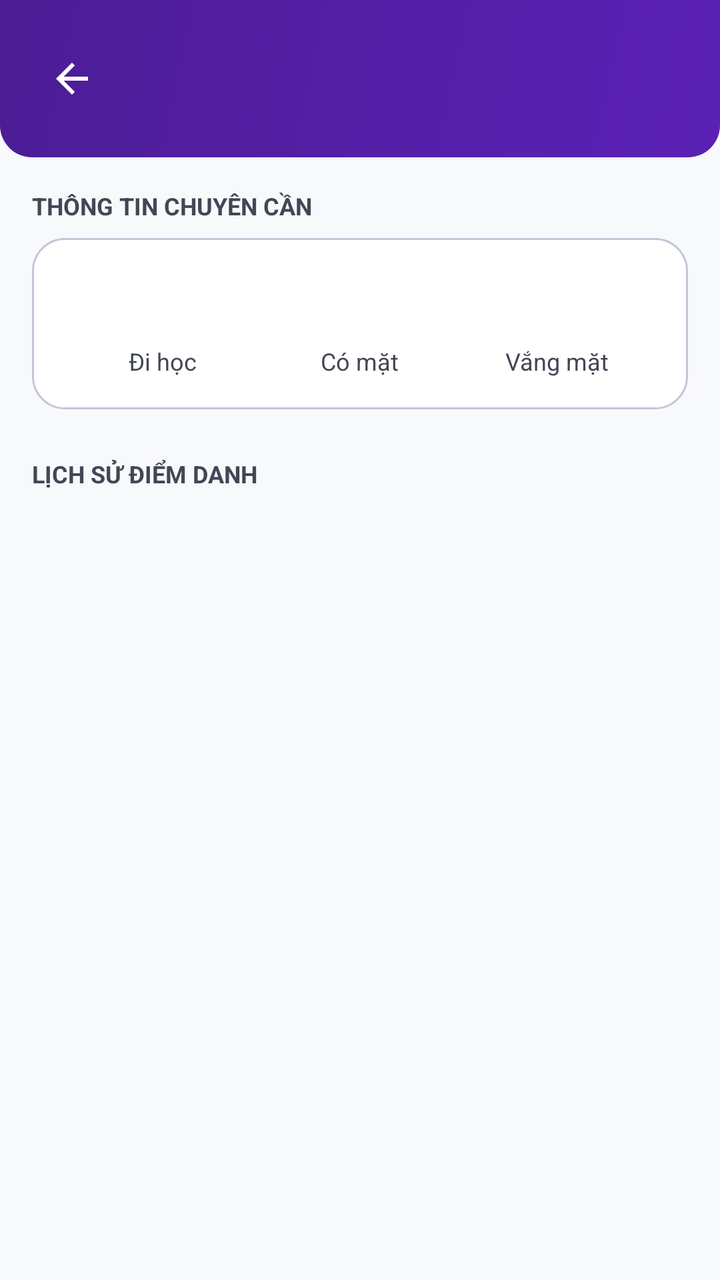
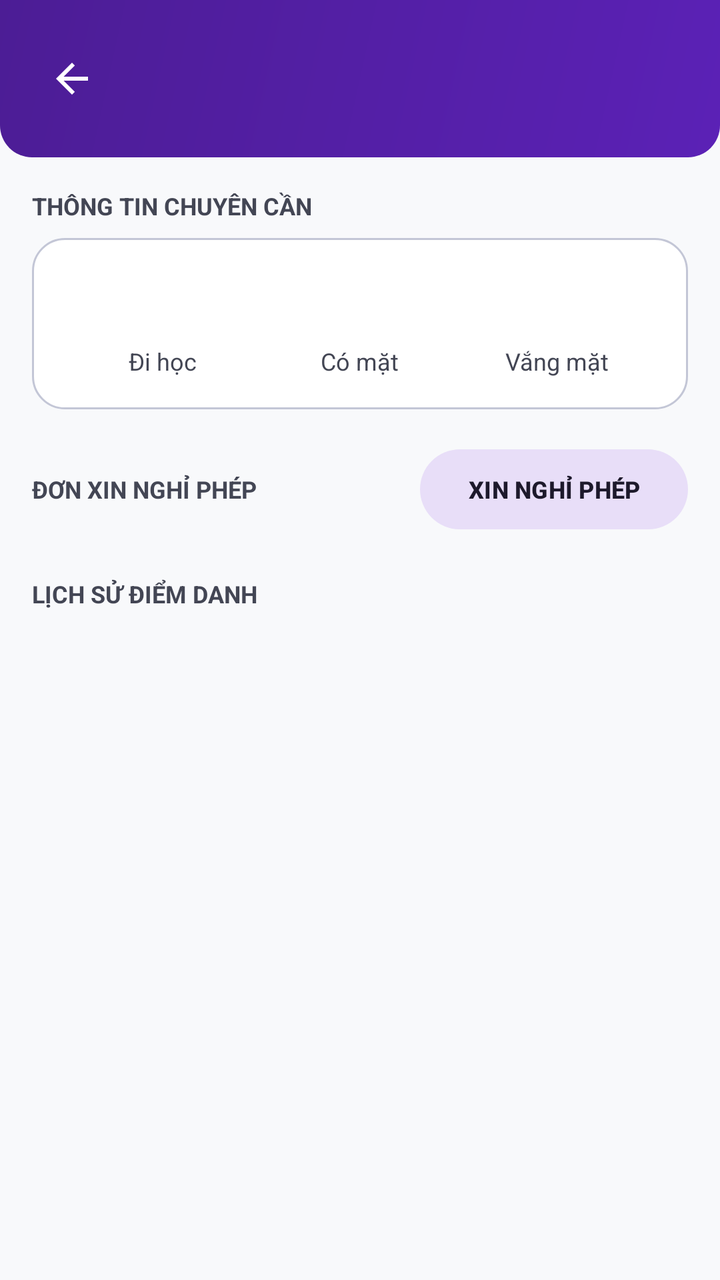

Compare the two renders of this Android layout. The source of the first and the diff that turns it into the second are given below.
<!-- AndroidManifest.xml: application theme Theme.Kstudy -->
<!-- res/layout/fragment_student_class_detail.xml -->
<?xml version="1.0" encoding="utf-8"?>
<LinearLayout xmlns:android="http://schemas.android.com/apk/res/android"
    android:layout_width="match_parent"
    android:layout_height="match_parent"
    android:background="@color/background"
    android:orientation="vertical">

    
    <LinearLayout
        android:layout_width="match_parent"
        android:layout_height="wrap_content"
        android:background="@drawable/bg_gradient_blue"
        android:orientation="horizontal"
        android:gravity="center_vertical"
        android:padding="16dp">

        <ImageView
            android:id="@+id/btnBackStudentDetail"
            android:layout_width="40dp"
            android:layout_height="40dp"
            android:padding="8dp"
            android:src="@drawable/ic_back"
            android:background="?android:attr/selectableItemBackgroundBorderless"
            android:contentDescription="Back" />

        <LinearLayout
            android:layout_width="0dp"
            android:layout_height="wrap_content"
            android:layout_weight="1"
            android:layout_marginStart="8dp"
            android:orientation="vertical">

            <TextView
                android:id="@+id/tvStudentDetailSubject"
                android:layout_width="wrap_content"
                android:layout_height="wrap_content"
                android:textColor="@color/white"
                android:textSize="20sp"
                android:textStyle="bold" />

            <TextView
                android:id="@+id/tvStudentDetailClassInfo"
                android:layout_width="wrap_content"
                android:layout_height="wrap_content"
                android:layout_marginTop="2dp"
                android:textColor="@color/primary_container"
                android:textSize="13sp" />
        </LinearLayout>
    </LinearLayout>

    <androidx.core.widget.NestedScrollView
        android:layout_width="match_parent"
        android:layout_height="match_parent"
        android:fillViewport="true">

        <LinearLayout
            android:layout_width="match_parent"
            android:layout_height="wrap_content"
            android:orientation="vertical"
            android:padding="16dp">

            
            <TextView
                android:layout_width="wrap_content"
                android:layout_height="wrap_content"
                android:text="THÔNG TIN CHUYÊN CẦN"
                android:textColor="@color/text_secondary"
                android:textSize="12sp"
                android:textStyle="bold" />

            <LinearLayout
                android:layout_width="match_parent"
                android:layout_height="wrap_content"
                android:layout_marginTop="8dp"
                android:background="@drawable/bg_card"
                android:orientation="horizontal"
                android:padding="16dp"
                android:weightSum="3">

                
                <LinearLayout
                    android:layout_width="0dp"
                    android:layout_height="wrap_content"
                    android:layout_weight="1"
                    android:gravity="center"
                    android:orientation="vertical">

                    <TextView
                        android:id="@+id/tvStudentDetailRate"
                        android:layout_width="wrap_content"
                        android:layout_height="wrap_content"
                        android:textColor="@color/primary"
                        android:textSize="28sp"
                        android:textStyle="bold" />

                    <TextView
                        android:layout_width="wrap_content"
                        android:layout_height="wrap_content"
                        android:text="Đi học"
                        android:textColor="@color/text_secondary"
                        android:textSize="12sp" />
                </LinearLayout>

                
                <LinearLayout
                    android:layout_width="0dp"
                    android:layout_height="wrap_content"
                    android:layout_weight="1"
                    android:gravity="center"
                    android:orientation="vertical">

                    <TextView
                        android:id="@+id/tvStudentDetailPresentCount"
                        android:layout_width="wrap_content"
                        android:layout_height="wrap_content"
                        android:textColor="@color/present"
                        android:textSize="28sp"
                        android:textStyle="bold" />

                    <TextView
                        android:layout_width="wrap_content"
                        android:layout_height="wrap_content"
                        android:text="Có mặt"
                        android:textColor="@color/text_secondary"
                        android:textSize="12sp" />
                </LinearLayout>

                
                <LinearLayout
                    android:layout_width="0dp"
                    android:layout_height="wrap_content"
                    android:layout_weight="1"
                    android:gravity="center"
                    android:orientation="vertical">

                    <TextView
                        android:id="@+id/tvStudentDetailAbsentCount"
                        android:layout_width="wrap_content"
                        android:layout_height="wrap_content"
                        android:textColor="@color/absent"
                        android:textSize="28sp"
                        android:textStyle="bold" />

                    <TextView
                        android:layout_width="wrap_content"
                        android:layout_height="wrap_content"
                        android:text="Vắng mặt"
                        android:textColor="@color/text_secondary"
                        android:textSize="12sp" />
                </LinearLayout>
            </LinearLayout>

            
            <TextView
                android:layout_width="wrap_content"
                android:layout_height="wrap_content"
                android:layout_marginTop="24dp"
                android:text="LỊCH SỬ ĐIỂM DANH"
                android:textColor="@color/text_secondary"
                android:textSize="12sp"
                android:textStyle="bold" />

            <androidx.recyclerview.widget.RecyclerView
                android:id="@+id/rvStudentClassHistory"
                android:layout_width="match_parent"
                android:layout_height="wrap_content"
                android:layout_marginTop="8dp"
                android:nestedScrollingEnabled="false" />
        </LinearLayout>
    </androidx.core.widget.NestedScrollView>
</LinearLayout>
<!-- resources referenced by this layout -->
<resources>
  <color name="absent">#F44336</color>
  <color name="background">#F8F9FB</color>
  <color name="present">#4CAF50</color>
  <color name="primary">#5B21B6</color>
  <color name="primary_container">#EDE9FE</color>
  <color name="text_secondary">#434654</color>
  <color name="white">#FFFFFFFF</color>
  <!-- drawable bg_card (drawable) -->
  <?xml version="1.0" encoding="utf-8"?>
  <shape xmlns:android="http://schemas.android.com/apk/res/android"
      android:shape="rectangle">
      <solid android:color="@color/surface" />
      <corners android:radius="16dp" />
      <stroke
          android:width="1dp"
          android:color="@color/outline_variant" />
  </shape>
  <!-- drawable bg_gradient_blue (drawable) -->
  <?xml version="1.0" encoding="utf-8"?>
  <shape xmlns:android="http://schemas.android.com/apk/res/android"
      android:shape="rectangle">
      <gradient
          android:angle="135"
          android:endColor="@color/primary_dark"
          android:startColor="@color/primary" />
      <corners
          android:bottomLeftRadius="16dp"
          android:bottomRightRadius="16dp" />
  </shape>
  <!-- drawable ic_back (drawable) -->
  <vector xmlns:android="http://schemas.android.com/apk/res/android"
      android:width="24dp"
      android:height="24dp"
      android:viewportWidth="24"
      android:viewportHeight="24">
    <path
        android:fillColor="#FFFFFFFF"
        android:pathData="M20,11H7.83l5.59,-5.59L12,4l-8,8 8,8 1.41,-1.41L7.83,13H20v-2z"/>
  </vector>
  <style name="Theme.Kstudy" parent="Base.Theme.Kstudy" />
  <color name="surface">#FFFFFF</color>
  <color name="outline_variant">#C3C6D6</color>
  <color name="primary_dark">#4C1D95</color>
  <style name="Base.Theme.Kstudy" parent="Theme.Material3.Light.NoActionBar">
          
          <item name="colorPrimary">@color/primary</item>
          <item name="colorOnPrimary">@color/white</item>
      </style>
</resources>

<!-- the commit's change to res/layout/fragment_student_class_detail.xml (unified diff, before → after) -->
@@ -151,10 +151,44 @@
             </LinearLayout>
 
             
-            <TextView
-                android:layout_width="wrap_content"
-                android:layout_height="wrap_content"
-                android:layout_marginTop="24dp"
+            <LinearLayout
+                android:layout_width="match_parent"
+                android:layout_height="wrap_content"
+                android:layout_marginTop="16dp"
+                android:gravity="center_vertical"
+                android:orientation="horizontal">
+
+                <TextView
+                    android:layout_width="0dp"
+                    android:layout_height="wrap_content"
+                    android:layout_weight="1"
+                    android:text="ĐƠN XIN NGHỈ PHÉP"
+                    android:textColor="@color/text_secondary"
+                    android:textSize="12sp"
+                    android:textStyle="bold" />
+
+                <Button
+                    android:id="@+id/btnRequestLeave"
+                    style="@style/Widget.Material3.Button.TonalButton"
+                    android:layout_width="wrap_content"
+                    android:layout_height="wrap_content"
+                    android:text="XIN NGHỈ PHÉP"
+                    android:textSize="12sp"
+                    android:textStyle="bold" />
+            </LinearLayout>
+
+            <LinearLayout
+                android:id="@+id/layoutStudentLeaveRequests"
+                android:layout_width="match_parent"
+                android:layout_height="wrap_content"
+                android:layout_marginTop="4dp"
+                android:orientation="vertical" />
+
+            
+            <TextView
+                android:layout_width="wrap_content"
+                android:layout_height="wrap_content"
+                android:layout_marginTop="16dp"
                 android:text="LỊCH SỬ ĐIỂM DANH"
                 android:textColor="@color/text_secondary"
                 android:textSize="12sp"
